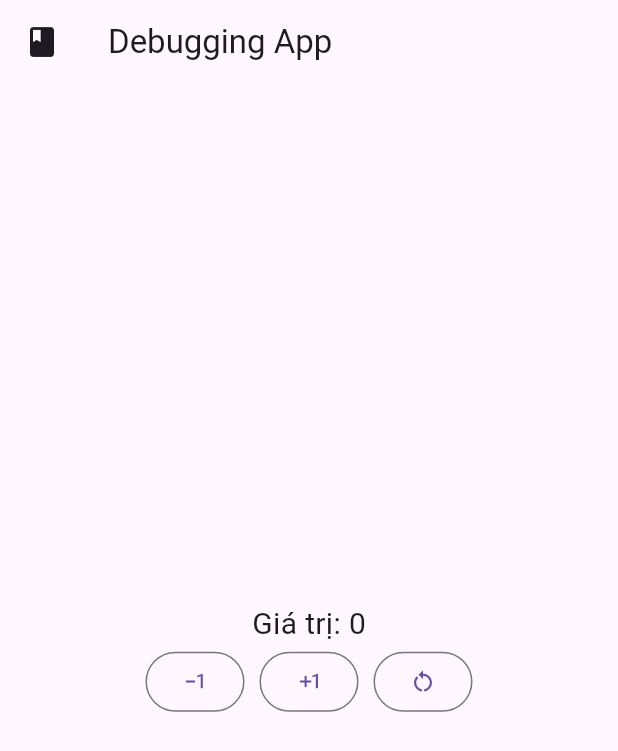
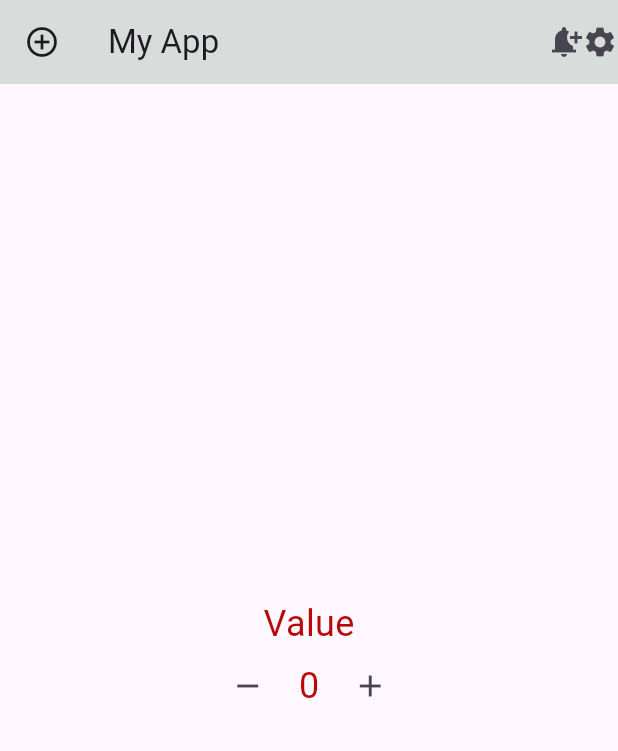
Before and after one commit to NguyenHuy2003/dubggingapp, a Flutter app: the screen it shows after launch, on a phone screen of 412 x 824 dp. Shown: the top 751 px of the screen. Run offline on Flutter 3.47's test engine with Material 3 defaults, Android fonts, the phone set to English and light mode, and no system bars.

Commit message:
add home_page and update main

```diff
--- /dev/null
+++ b/lib/home_page.dart
@@ -0,0 +1,70 @@
+import 'package:flutter/material.dart';
+
+class HomePage extends StatefulWidget {
+  const HomePage({super.key});
+  @override
+  State<HomePage> createState() => _HomePageState();
+}
+
+class _HomePageState extends State<HomePage> {
+  int value = 0;
+
+  @override
+  Widget build(BuildContext context) {
+    return Scaffold(
+      appBar: AppBar(
+        leading: const Icon(Icons.control_point),
+        title: const Text("My App"),
+        backgroundColor: Color.fromARGB(38, 0, 70, 22),
+        actions: const [
+          Icon(Icons.notification_add),
+          Icon(Icons.settings),
+        ],
+      ),
+      body: Center(
+        child: Column(
+          mainAxisAlignment: MainAxisAlignment.center,
+          children: [
+            const Text(
+              'Value',
+              style: TextStyle(
+                fontSize: 24,
+                color: Color.fromARGB(255, 184, 8, 8),
+              ),
+            ),
+            Row(
+              mainAxisAlignment: MainAxisAlignment.center,
+              children: [
+                IconButton(
+                  onPressed: () {
+                    setState(() {
+                      value--;
+                    });
+                  },
+                  icon: const Icon(Icons.remove),
+                ),
+                const SizedBox(width: 10),
+                Text(
+                  '$value',
+                  style: const TextStyle(
+                    fontSize: 24,
+                    color: Color.fromARGB(255, 184, 8, 8),
+                  ),
+                ),
+                const SizedBox(width: 10),
+                IconButton(
+                  onPressed: () {
+                    setState(() {
+                      value++;
+                    });
+                  },
+                  icon: const Icon(Icons.add),
+                ),
+              ],
+            )
+          ],
+        ),
+      ),
+    );
+  }
+}
--- a/lib/main.dart
+++ b/lib/main.dart
@@ -1,102 +1,18 @@
+import 'home_page.dart';
 import 'package:flutter/material.dart';
 
 void main() {
   runApp(const MyApp());
 }
 
-class MyApp extends StatefulWidget {
+class MyApp extends StatelessWidget {
   const MyApp({super.key});
 
   @override
-  State<MyApp> createState() => _MyAppState();
-}
-
-class MyObject {
-  int _value;
-
-  // Các tham số trong flutter
-  // Tham số không có tên
-  // Tham số bắt buộc có tên
-  // Tham số tùy chọn
-  MyObject(
-    this._value,
-  );
-  // Phương thức tăng giá trị
-  void increment() {
-    _value++;
-  }
-
-  // Phương thức giảm giá trị
-  void decrement() {
-    _value--;
-  }
-
-  // Phương thức trả về giá trị hiện tại
-  int get value => _value;
-
-  set value(int newValue) {
-    _value = newValue;
-  }
-}
-
-class _MyAppState extends State<MyApp> {
-  MyObject? _myObject;
-  String? title;
-
-  @override
-  void initState() {
-    super.initState();
-    _myObject = MyObject(0);
-  }
-
-  @override
   Widget build(BuildContext context) {
-    return MaterialApp(
-      home: Scaffold(
-        appBar: AppBar(
-          leading: const Icon(Icons.class_),
-          title: Text(title ?? 'Debugging App'),
-        ),
-        body: Center(
-          child: Column(
-            mainAxisAlignment: MainAxisAlignment.center,
-            children: [
-              Text(
-                'Giá trị: ${_myObject?._value ?? 0}',
-                style: const TextStyle(fontSize: 20),
-              ),
-              Row(
-                mainAxisAlignment: MainAxisAlignment.center,
-                children: [
-                  OutlinedButton(
-                    onPressed: () {
-                      _myObject?.decrement();
-                      setState(() {});
-                    },
-                    child: const Icon(Icons.exposure_minus_1),
-                  ),
-                  const SizedBox(width: 10), // Thêm khoảng cách giữa các nút
-                  OutlinedButton(
-                    onPressed: () {
-                      _myObject?.increment();
-                      setState(() {});
-                    },
-                    child: const Icon(Icons.exposure_plus_1),
-                  ),
-                  const SizedBox(width: 10), // Thêm khoảng cách giữa các nút
-                  OutlinedButton(
-                    onPressed: () {
-                      _myObject?.value = 0; // Gọi phương thức set _value
-                      setState(() {});
-                    },
-                    child: const Icon(Icons.restart_alt),
-                  ),
-                ],
-              ),
-            ],
-          ),
-        ),
-      ),
+    return const MaterialApp(
+      debugShowCheckedModeBanner: false,
+      home: HomePage(),
     );
   }
 }
--- /dev/null
+++ b/lib/main1.dart
@@ -0,0 +1,102 @@
+import 'package:flutter/material.dart';
+
+void main() {
+  runApp(const MyApp());
+}
+
+class MyApp extends StatefulWidget {
+  const MyApp({super.key});
+
+  @override
+  State<MyApp> createState() => _MyAppState();
+}
+
+class MyObject {
+  int _value;
+
+  // Các tham số trong flutter
+  // Tham số không có tên
+  // Tham số bắt buộc có tên
+  // Tham số tùy chọn
+  MyObject(
+    this._value,
+  );
+  // Phương thức tăng giá trị
+  void increment() {
+    _value++;
+  }
+
+  // Phương thức giảm giá trị
+  void decrement() {
+    _value--;
+  }
+
+  // Phương thức trả về giá trị hiện tại
+  int get value => _value;
+
+  set value(int newValue) {
+    _value = newValue;
+  }
+}
+
+class _MyAppState extends State<MyApp> {
+  MyObject? _myObject;
+  String? title;
+
+  @override
+  void initState() {
+    super.initState();
+    _myObject = MyObject(0);
+  }
+
+  @override
+  Widget build(BuildContext context) {
+    return MaterialApp(
+      home: Scaffold(
+        appBar: AppBar(
+          leading: const Icon(Icons.class_),
+          title: Text(title ?? 'Debugging App'),
+        ),
+        body: Center(
+          child: Column(
+            mainAxisAlignment: MainAxisAlignment.center,
+            children: [
+              Text(
+                'Giá trị: ${_myObject?._value ?? 0}',
+                style: const TextStyle(fontSize: 20),
+              ),
+              Row(
+                mainAxisAlignment: MainAxisAlignment.center,
+                children: [
+                  OutlinedButton(
+                    onPressed: () {
+                      _myObject?.decrement();
+                      setState(() {});
+                    },
+                    child: const Icon(Icons.exposure_minus_1),
+                  ),
+                  const SizedBox(width: 10), // Thêm khoảng cách giữa các nút
+                  OutlinedButton(
+                    onPressed: () {
+                      _myObject?.increment();
+                      setState(() {});
+                    },
+                    child: const Icon(Icons.exposure_plus_1),
+                  ),
+                  const SizedBox(width: 10), // Thêm khoảng cách giữa các nút
+                  OutlinedButton(
+                    onPressed: () {
+                      _myObject?.value = 0; // Gọi phương thức set _value
+                      setState(() {});
+                    },
+                    child: const Icon(Icons.restart_alt),
+                  ),
+                ],
+              ),
+            ],
+          ),
+        ),
+      ),
+    );
+  }
+}
```
Also changed, not shown: 1 other file.
